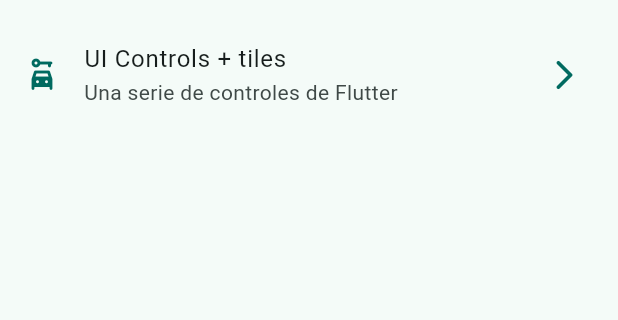
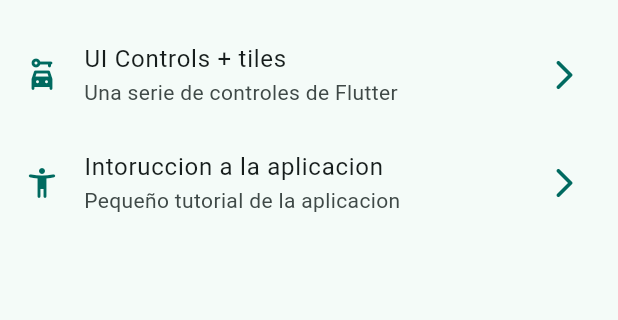
Before and after one commit to DarioAlvarez53/WidgetApp, a Flutter app: the screen it shows after launch, on a phone screen of 412 x 824 dp, the part 603-923 px from its top. Run offline on Flutter 3.47's test engine with Material 3 defaults, Android fonts, the phone set to English and light mode, and no system bars; our stand-ins replace go_router.

Commit message:
creando la pantalla de tutroial

```diff
--- a/lib/config/menu/menu_items.dart
+++ b/lib/config/menu/menu_items.dart
@@ -55,5 +55,11 @@ const appMenuItems = <MenuItems>[
     subTitle: "Una serie de controles de Flutter",
     link: '/ui-controls',
     icon: Icons.car_rental_rounded
+  ),
+  MenuItems(
+    title: "Intoruccion a la aplicacion",
+    subTitle: "Pequeño tutorial de la aplicacion",
+    link: '/app-tutorial',
+    icon: Icons.accessibility_new_rounded
   )
 ];
--- a/lib/config/router/app_router.dart
+++ b/lib/config/router/app_router.dart
@@ -47,5 +47,10 @@ final appRouter = GoRouter(
       path: '/ui-controls',
       builder: (context, state) => const UiControlsScreen(),
     ),
+    GoRoute(
+      name: AppTutorialScreen.name,
+      path: '/app-tutorial',
+      builder: (context, state) => const AppTutorialScreen(),
+    ),
   ],
 );
```
